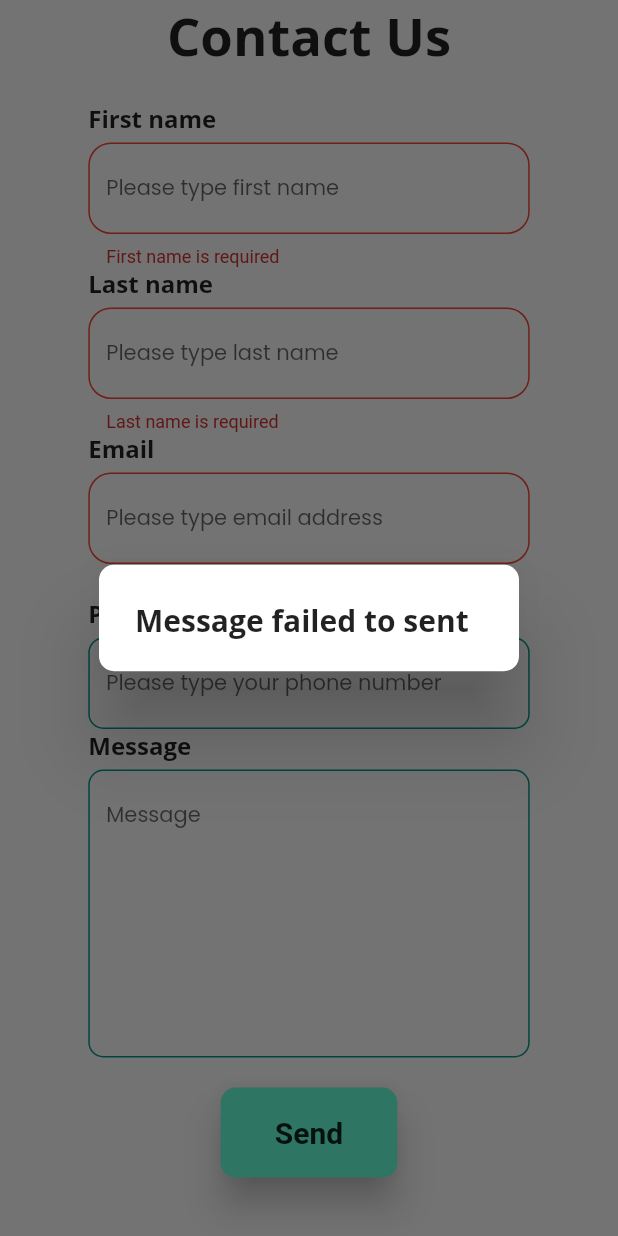
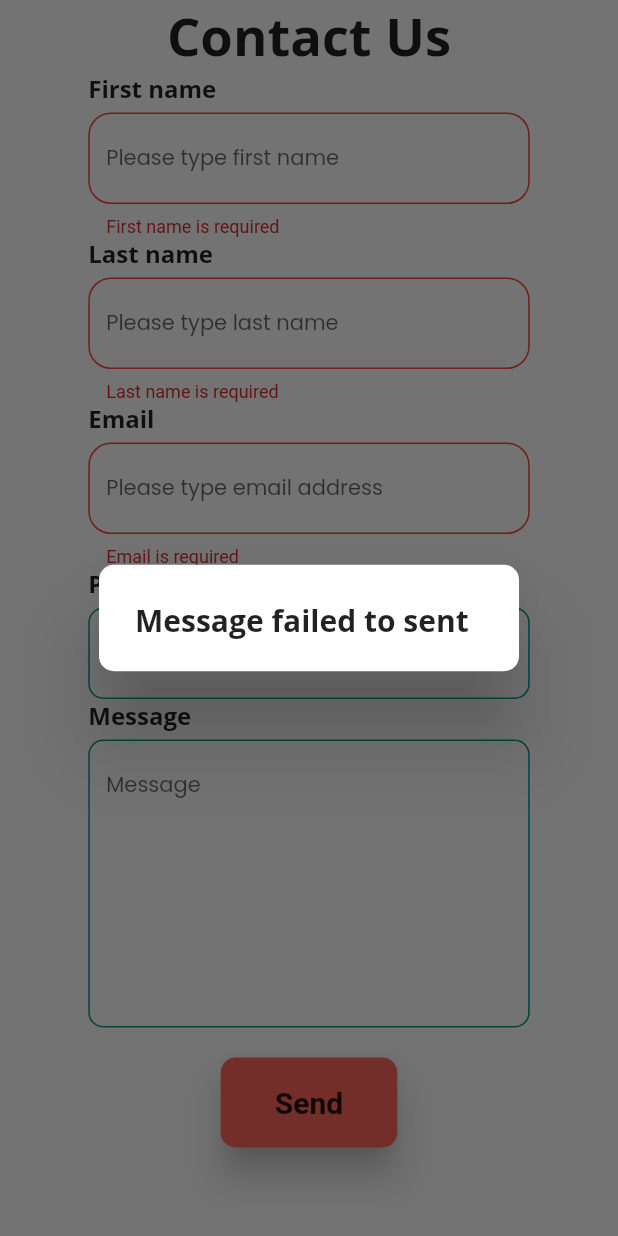
Before and after one commit to LaiMinhKiet752/flutter_application_quiz_app, a Flutter app: the ContactUs screen opened directly, after a tap on "Send", on a phone screen of 412 x 824 dp. Run offline on Flutter 3.47's test engine with Material 2 defaults, Android fonts, the phone set to English and light mode, and no system bars; drawn by our look-alikes of overlay_support; our stand-ins replace animated_text_kit, audioplayers, carousel_slider, cloud_firestore, confetti, firebase_auth and 10 more; missing offline and left inert: flutter_facebook_auth; accounts and stored records are empty; Roboto replaces fonts that are missing (Arimo).

Commit message:
update project

```diff
--- a/lib/screen/AudiencePoll.dart
+++ b/lib/screen/AudiencePoll.dart
@@ -37,25 +37,25 @@ class _AudiencePollState extends State<AudiencePoll> {
     Future.delayed(Duration(seconds: 5), () {
       setState(() {
         if (widget.opt1 == widget.correctAns) {
-          opt1Votes = Random().nextInt(80) + 20;
+          opt1Votes = Random().nextInt(20) + 80;
         } else {
           opt1Votes = Random().nextInt(30);
         }
 
         if (widget.opt2 == widget.correctAns) {
-          opt2Votes = Random().nextInt(80) + 20;
+          opt2Votes = Random().nextInt(20) + 80;
         } else {
           opt2Votes = Random().nextInt(30);
         }
 
         if (widget.opt3 == widget.correctAns) {
-          opt3Votes = Random().nextInt(80) + 20;
+          opt3Votes = Random().nextInt(20) + 80;
         } else {
           opt3Votes = Random().nextInt(30);
         }
 
         if (widget.opt4 == widget.correctAns) {
-          opt4Votes = Random().nextInt(80) + 20;
+          opt4Votes = Random().nextInt(20) + 80;
         } else {
           opt4Votes = Random().nextInt(30);
         }
--- a/lib/screen/app_reviews.dart
+++ b/lib/screen/app_reviews.dart
@@ -47,7 +47,7 @@ class _AppReviewsState extends State<AppReviews> {
     final _dialog = Form(
       key: formKey,
       child: RatingDialog(
-        initialRating: 1.0,
+        initialRating: 0,
         title: Text(
           'Rating KDV Quiz',
           textAlign: TextAlign.center,
--- a/lib/screen/contact_us.dart
+++ b/lib/screen/contact_us.dart
@@ -17,28 +17,28 @@ class _ContactUsState extends State<ContactUs> {
   final TextEditingController _emailController = TextEditingController();
   final TextEditingController _phoneController = TextEditingController();
   final TextEditingController _messageController = TextEditingController();
-  final formKey = GlobalKey<FormState>();
+  var formKey = GlobalKey<FormState>();
   @override
   Widget build(BuildContext context) {
     var widthDevice = MediaQuery.of(context).size.width;
     return SafeArea(
       child: Scaffold(
-        body: ListView(
+        body: Form(
+          key: formKey,
+          child: ListView(
             children: [
               Wrap(
                 runSpacing: 20.0,
                 spacing: 20.0,
                 alignment: WrapAlignment.center,
                 children: [
+                  Container(
+                    child: Column(
+                      children: [
                         SansBold(
                           text: "Contact Us",
                           size: 35.0,
                         ),
-                Form(
-                  key: formKey,
-                  child: Container(
-                    child: Column(
-                      children: [
                         TextForm(
                           controller: _firstNameController,
                           validator: (text) {
@@ -88,7 +88,6 @@ class _ContactUsState extends State<ContactUs> {
                       ],
                     ),
                   ),
-                ),
                   MaterialButton(
                     elevation: 10.0,
                     shape: RoundedRectangleBorder(
@@ -96,7 +95,7 @@ class _ContactUsState extends State<ContactUs> {
                     ),
                     height: 60.0,
                     minWidth: widthDevice / 3.5,
-                  color: Colors.tealAccent,
+                    color: Color.fromARGB(255, 251, 100, 90),
                     child: Text(
                       "Send",
                       style: GoogleFonts.arimo(
@@ -116,6 +115,11 @@ class _ContactUsState extends State<ContactUs> {
                             _messageController.text);
                         DialogError(context, "Message sent successfully");
                         formKey.currentState!.reset();
+                        _firstNameController.clear();
+                        _lastNameController.clear();
+                        _emailController.clear();
+                        _phoneController.clear();
+                        _messageController.clear();
                       } else {
                         DialogError(context, "Message failed to sent");
                       }
@@ -127,6 +131,7 @@ class _ContactUsState extends State<ContactUs> {
             ],
           ),
         ),
+      ),
     );
   }
 }
--- a/lib/screen/login_page.dart
+++ b/lib/screen/login_page.dart
@@ -143,9 +143,7 @@ class _LoginPageState extends State<LoginPage> {
                                     MaterialPageRoute(
                                         builder: (context) => Home()));
                               } else {
-                                final snackBar = SnackBar(
-                                    content:
-                                        Text('Email hoặc mật khẩu không đúng'));
+                                final snackBar = SnackBar(content: Text(''));
                                 ScaffoldMessenger.of(context)
                                     .showSnackBar(snackBar);
                               }
--- a/lib/screen/question.dart
+++ b/lib/screen/question.dart
@@ -21,7 +21,6 @@ class Question extends StatefulWidget {
 
 class _QuestionState extends State<Question> {
   QuestionModel questionModel = new QuestionModel();
-  AudioPlayer audioPlayer = AudioPlayer();
   genQue() async {
     await QuizQueCreator.genQuizQue(widget.quizID, widget.queMoney)
         .then((queData) {
@@ -51,8 +50,6 @@ class _QuestionState extends State<Question> {
   int maxSeconds = 30;
   int seconds = 30;
   Timer? timer;
-
-  final player = AudioCache();
 
   QueTimer() {
     timer = Timer.periodic(Duration(seconds: 1), (_) {
```
Also changed, not shown: lib/components.dart (+8 -4 lines), lib/services/auth.dart (+12 -16 lines). Lines whose indentation alone changed are shown as unchanged.
